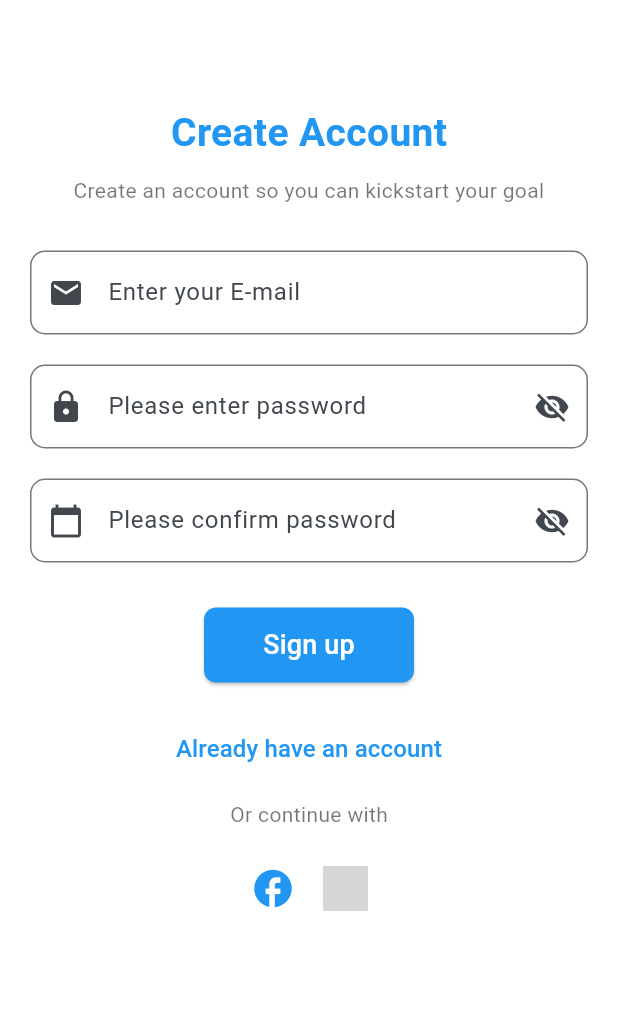
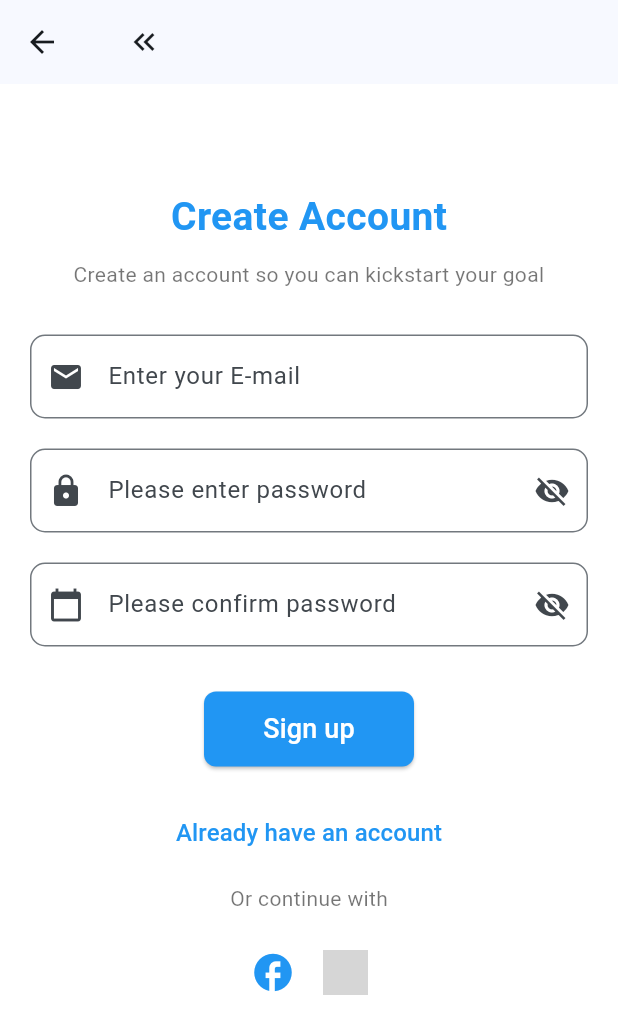
Before and after one commit to AnantKumarSingh26/Redesigned-Padhai, a Flutter app: the SignupPage screen opened directly, on a phone screen of 412 x 824 dp. Shown: the top 1034 px of the screen. Run offline on Flutter 3.47's test engine with Material 3 defaults, Android fonts, the phone set to English and light mode, and no system bars; grey boxes are pictures that could not be loaded.

Commit message:
Changes in Signup

```diff
--- a/lib/signup.dart
+++ b/lib/signup.dart
@@ -17,8 +17,16 @@ class _SignupPageState extends State<SignupPage> {
     final isTablet = screenWidth > 600; // Adjust breakpoint for tablets
 
     return Scaffold(
-
       backgroundColor: Colors.white,
+      appBar: AppBar(
+        title: Row(
+          children: [
+            IconButton(onPressed: (){
+              Navigator.pop(context, MaterialPageRoute(builder: (context) => const SignupPage(),),);
+            }, icon: Icon(Icons.keyboard_double_arrow_left_outlined) ),
+          ],
+        )
+      ),
       body: Padding(
         padding: EdgeInsets.all(isTablet ? 30.0 : 20.0), // Responsive padding
         child: SingleChildScrollView(
```
